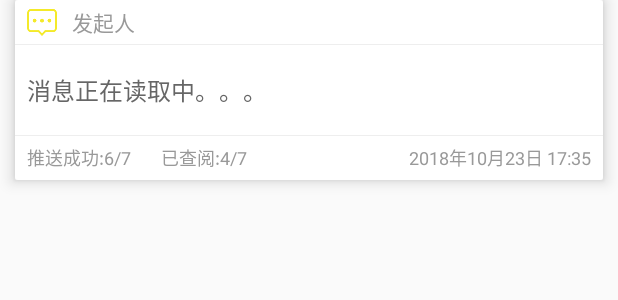
After one commit to buobao/TalkMe, an Android app: the layout item_main_task.xml on its own in the app's theme, with its tools: preview values and no code run, on a phone screen of 412 x 824 dp. The commit adds this screen. Shown: the top 300 px of the screen. Run offline under Robolectric (Android 15) with nearby library versions, the phone set to English and light mode, and no system bars.

Commit message:
list view

```diff
--- /dev/null
+++ b/app/src/main/res/drawable/bottom_line_bg.xml
@@ -0,0 +1,14 @@
+<?xml version="1.0" encoding="utf-8"?>
+<layer-list xmlns:android="http://schemas.android.com/apk/res/android">
+    <item>
+        <shape>
+            <solid android:color="#eeeeee"/>
+        </shape>
+    </item>
+
+    <item android:bottom="1dp">
+        <shape>
+            <solid android:color="@color/white"/>
+        </shape>
+    </item>
+</layer-list>
--- /dev/null
+++ b/app/src/main/res/drawable/top_line_bg.xml
@@ -0,0 +1,14 @@
+<?xml version="1.0" encoding="utf-8"?>
+<layer-list xmlns:android="http://schemas.android.com/apk/res/android">
+    <item>
+        <shape>
+            <solid android:color="#eeeeee"/>
+        </shape>
+    </item>
+
+    <item android:top="1dp">
+        <shape>
+            <solid android:color="@color/white"/>
+        </shape>
+    </item>
+</layer-list>
--- /dev/null
+++ b/app/src/main/res/layout/item_main_task.xml
@@ -0,0 +1,110 @@
+<?xml version="1.0" encoding="utf-8"?>
+<android.support.v7.widget.CardView
+    xmlns:android="http://schemas.android.com/apk/res/android"
+    android:layout_width="match_parent"
+    android:layout_height="120dp"
+    xmlns:app="http://schemas.android.com/apk/res-auto"
+    app:cardElevation="6dp"
+    app:cardMaxElevation="6dp"
+    android:layout_marginLeft="10dp"
+    android:layout_marginRight="10dp"
+    android:layout_marginBottom="8dp"
+    app:cardPreventCornerOverlap="true"
+    app:cardUseCompatPadding="false">
+
+    <LinearLayout
+        android:orientation="vertical"
+        android:layout_width="match_parent"
+        android:layout_height="match_parent">
+
+        <LinearLayout
+            android:layout_width="match_parent"
+            android:layout_height="30dp"
+            android:paddingLeft="8dp"
+            android:background="@drawable/bottom_line_bg"
+            android:gravity="center_vertical"
+            android:orientation="horizontal">
+
+            <ImageView
+                android:layout_width="20dp"
+                android:layout_height="18dp"
+                android:src="@mipmap/ic_launcher"
+                android:layout_marginRight="10dp"/>
+            <TextView
+                android:id="@+id/sender"
+                android:layout_width="wrap_content"
+                android:layout_height="wrap_content"
+                android:text="发起人"
+                android:textSize="14dp"
+                android:textColor="#999999" />
+        </LinearLayout>
+
+        <LinearLayout
+            android:orientation="horizontal"
+            android:gravity="center_vertical"
+            android:paddingLeft="8dp"
+            android:layout_width="match_parent"
+            android:layout_height="60dp">
+
+            <TextView
+                android:id="@+id/content"
+                android:layout_width="0dp"
+                android:layout_weight="5"
+                android:textSize="16dp"
+                android:text="消息正在读取中。。。"
+                android:textColor="#666666"
+                android:minLines="1"
+                android:maxLines="3"
+                android:layout_height="wrap_content" />
+
+            <TextView
+                android:id="@+id/status"
+                android:layout_width="0dp"
+                android:layout_weight="1"
+                android:layout_height="wrap_content" />
+
+        </LinearLayout>
+
+        <RelativeLayout
+            android:background="@drawable/top_line_bg"
+            android:gravity="center_vertical"
+            android:layout_width="match_parent"
+            android:paddingLeft="8dp"
+            android:paddingRight="8dp"
+            android:layout_height="30dp">
+
+            <LinearLayout
+                android:layout_width="wrap_content"
+                android:layout_height="wrap_content">
+
+                <TextView
+                    android:id="@+id/push_sucess"
+                    android:textSize="12sp"
+                    android:textColor="#999999"
+                    android:text="推送成功:6/7"
+                    android:layout_width="wrap_content"
+                    android:layout_height="wrap_content" />
+
+                <TextView
+                    android:layout_marginLeft="20dp"
+                    android:id="@+id/check_sucess"
+                    android:text="已查阅:4/7"
+                    android:layout_width="wrap_content"
+                    android:layout_height="wrap_content"
+                    android:textSize="12sp"
+                    android:textColor="#999999" />
+
+            </LinearLayout>
+
+            <TextView
+                android:id="@+id/time"
+                android:text="2018年10月23日 17:35"
+                android:textSize="12sp"
+                android:textColor="#999999"
+                android:layout_alignParentRight="true"
+                android:layout_width="wrap_content"
+                android:layout_height="wrap_content" />
+
+        </RelativeLayout>
+    </LinearLayout>
+</android.support.v7.widget.CardView>
--- a/app/src/main/res/values/colors.xml
+++ b/app/src/main/res/values/colors.xml
@@ -1,8 +1,9 @@
 <?xml version="1.0" encoding="utf-8"?>
 <resources>
-    <color name="colorPrimary">#3F51B5</color>
-    <color name="colorPrimaryDark">#303F9F</color>
-    <color name="colorAccent">#FF4081</color>
+    <color name="colorPrimary">#FFF4EA2A</color>
+    <color name="colorPrimaryDark">#AAF4EA2A</color>
+    <color name="colorAccent">#88F4EA2A</color>
 
     <color name="white">#ffffff</color>
+    <color name="appColor">#F4EA2A</color>
 </resources>
```
Also changed, not shown: app/build.gradle (+12 -0 lines), app/src/main/java/com/king/turman/talkme/LauncherActivity.java (+2 -12 lines), app/src/main/java/com/king/turman/talkme/MainActivity.java (+66 -2 lines), app/src/main/java/com/king/turman/talkme/MainListAdapter.java (added, +55 -0 lines), app/src/main/java/com/king/turman/talkme/viewbeans/TaskBean.java (added, +137 -0 lines), app/src/main/java/com/king/turman/talkme/viewbeans/TaskMessage.java (added, +56 -0 lines), app/src/main/res/anim/item_animation_fall_down.xml (added, +26 -0 lines), app/src/main/res/anim/layout_animation_fall_down.xml (added, +7 -0 lines), app/src/main/res/layout/activity_main.xml (+19 -3 lines).
